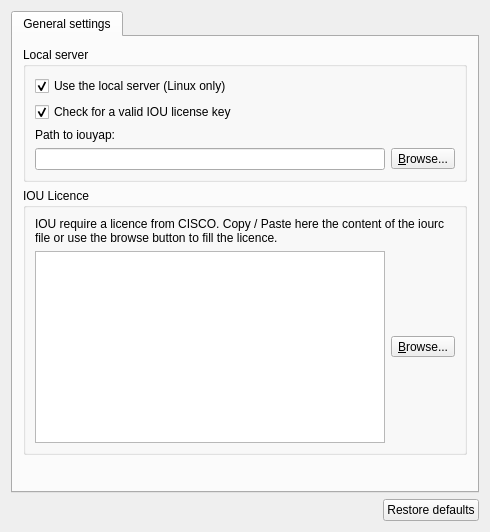
Before: the Qt Designer form gns3/modules/iou/ui/iou_preferences_page.ui in GNS3/gns3-gui, drawn with Qt 5.
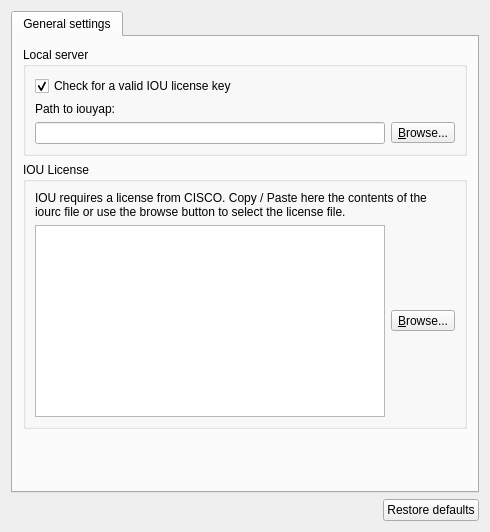
After: the same form once the commit is applied.

Commit message: Remove local server checkbox from preferences

```diff
--- a/gns3/modules/iou/ui/iou_preferences_page.ui
+++ b/gns3/modules/iou/ui/iou_preferences_page.ui
@@ -42,7 +42,24 @@
           <string>Local server</string>
          </property>
          <layout class="QGridLayout" name="gridLayout_3">
-          <item row="5" column="0" colspan="2">
+          <item row="2" column="0">
+           <widget class="QCheckBox" name="uiLicensecheckBox">
+            <property name="text">
+             <string>Check for a valid IOU license key</string>
+            </property>
+            <property name="checked">
+             <bool>true</bool>
+            </property>
+           </widget>
+          </item>
+          <item row="3" column="0">
+           <widget class="QLabel" name="uiIouyapPathLabel">
+            <property name="text">
+             <string>Path to iouyap:</string>
+            </property>
+           </widget>
+          </item>
+          <item row="4" column="0" colspan="2">
            <layout class="QHBoxLayout" name="horizontalLayout_6">
             <item>
              <widget class="QLineEdit" name="uiIouyapPathLineEdit">
@@ -66,40 +83,13 @@
             </item>
            </layout>
           </item>
-          <item row="4" column="0">
-           <widget class="QLabel" name="uiIouyapPathLabel">
-            <property name="text">
-             <string>Path to iouyap:</string>
-            </property>
-           </widget>
-          </item>
-          <item row="3" column="0">
-           <widget class="QCheckBox" name="uiLicensecheckBox">
-            <property name="text">
-             <string>Check for a valid IOU license key</string>
-            </property>
-            <property name="checked">
-             <bool>true</bool>
-            </property>
-           </widget>
-          </item>
-          <item row="0" column="0">
-           <widget class="QCheckBox" name="uiUseLocalServercheckBox">
-            <property name="text">
-             <string>Use the local server (Linux only)</string>
-            </property>
-            <property name="checked">
-             <bool>true</bool>
-            </property>
-           </widget>
-          </item>
          </layout>
         </widget>
        </item>
        <item>
         <widget class="QGroupBox" name="uiAnyServerGroupBox">
          <property name="title">
-          <string>IOU Licence </string>
+          <string>IOU License </string>
          </property>
          <layout class="QGridLayout" name="gridLayout_4">
           <item row="0" column="0">
@@ -108,7 +98,7 @@
              <number>1</number>
             </property>
             <property name="text">
-             <string>&lt;html&gt;&lt;head/&gt;&lt;body&gt;&lt;p&gt;IOU require a licence from CISCO. Copy / Paste here the content of the iourc file or use the browse button to fill the licence.&lt;/p&gt;&lt;/body&gt;&lt;/html&gt;</string>
+             <string>&lt;html&gt;&lt;head/&gt;&lt;body&gt;&lt;p&gt;IOU requires a license from CISCO. Copy / Paste here the contents of the iourc file or use the browse button to select the license file.&lt;/p&gt;&lt;/body&gt;&lt;/html&gt;</string>
             </property>
             <property name="wordWrap">
              <bool>true</bool>
```
The commit also changes 28 other files.
